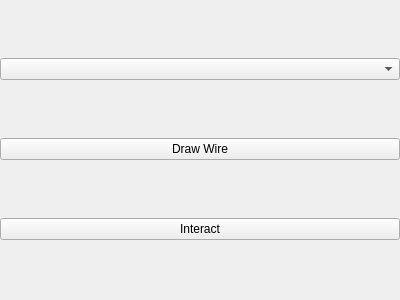
Above: sideselectionpane.ui from KaramVSingh/Black-Box before the change. Below: the same form after it.
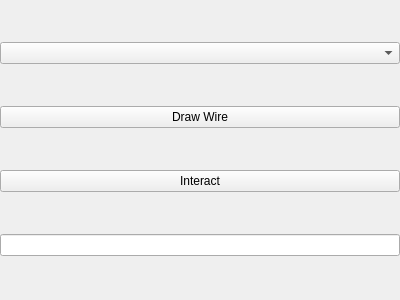
That is the form after the change.

Commit message: added decoder gate for multibit inputs

Patch:
```diff
--- a/sideselectionpane.ui
+++ b/sideselectionpane.ui
@@ -58,6 +58,16 @@
      </property>
     </widget>
    </item>
+   <item>
+    <widget class="QLineEdit" name="decoderBits">
+     <property name="sizePolicy">
+      <sizepolicy hsizetype="Minimum" vsizetype="Fixed">
+       <horstretch>0</horstretch>
+       <verstretch>0</verstretch>
+      </sizepolicy>
+     </property>
+    </widget>
+   </item>
   </layout>
  </widget>
  <resources/>
```
The commit also changes 8 other files.
